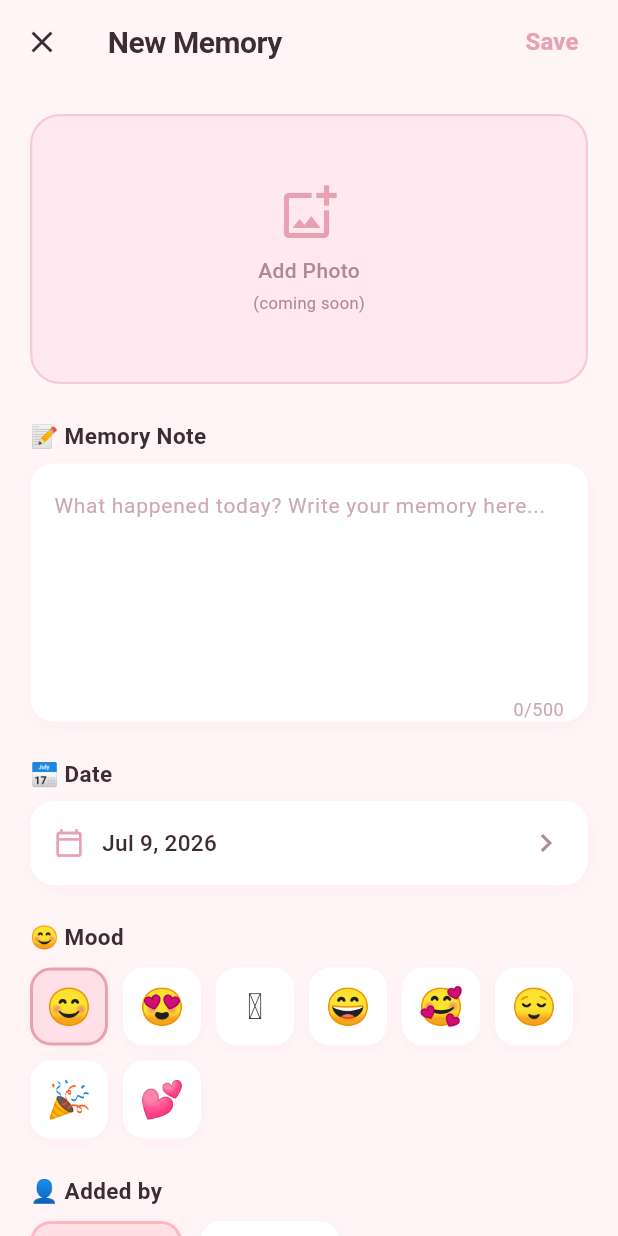
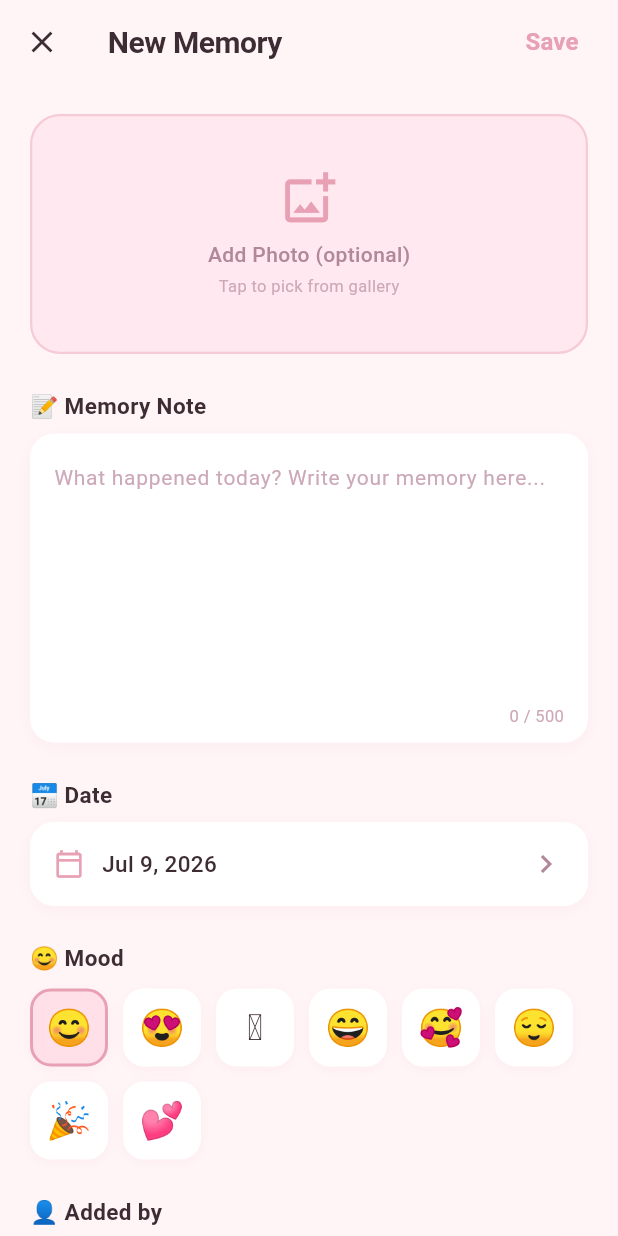
Before and after one commit to thetmyopaing4889-svg/entwined-memories-app, a Flutter app: the AddMemoryScreen screen opened directly, on a phone screen of 412 x 824 dp. Run offline on Flutter 3.47's test engine with Material 3 defaults, Android fonts, the phone set to English and light mode, and no system bars; our stand-ins replace image_picker, shared_preferences; accounts and stored records are empty.

Commit message:
Feature: image picker, custom name, char counter, UI polish
- Image: pick from gallery (image_picker ^1.1.2), show in card/detail
- Image: conditional display — no empty space when no image
- Added by: replace Mom/Dad toggle with free-text name field
- Name persists via SharedPreferences across sessions
- Note: 500-char limit with live XX/500 counter, improved line height
- Memory card: conditional image, darker added-by badge, height=1.75
- Detail sheet: same conditional image logic
- Workflow: add AndroidManifest.xml patch for image_picker permissions

```diff
--- a/lib/screens/add_memory_screen.dart
+++ b/lib/screens/add_memory_screen.dart
@@ -1,4 +1,6 @@
+import 'dart:io';
 import 'package:flutter/material.dart';
+import 'package:image_picker/image_picker.dart';
 import 'package:uuid/uuid.dart';
 import '../models/memory.dart';
 import '../services/memory_service.dart';
@@ -12,18 +14,65 @@ class AddMemoryScreen extends StatefulWidget {
 
 class _AddMemoryScreenState extends State<AddMemoryScreen> {
   final _noteController = TextEditingController();
+  final _nameController = TextEditingController();
   DateTime _selectedDate = DateTime.now();
   String _selectedMood = '😊';
-  String _selectedCreator = 'Mom';
+  String? _pickedImagePath;
   bool _isSaving = false;
+  int _noteLength = 0;
 
   static const _moods = ['😊', '😍', '🥹', '😄', '🥰', '😌', '🎉', '💕'];
-  static const _creators = ['Mom', 'Dad'];
+  static const int _maxNote = 500;
+
+  @override
+  void initState() {
+    super.initState();
+    _noteController.addListener(() {
+      setState(() => _noteLength = _noteController.text.length);
+    });
+    _loadSavedName();
+  }
+
+  Future<void> _loadSavedName() async {
+    final saved = await MemoryService.loadCreatorName();
+    if (saved.isNotEmpty && mounted) {
+      setState(() => _nameController.text = saved);
+    }
+  }
 
   @override
   void dispose() {
     _noteController.dispose();
+    _nameController.dispose();
     super.dispose();
+  }
+
+  Future<void> _pickImage() async {
+    try {
+      final picker = ImagePicker();
+      final picked = await picker.pickImage(
+        source: ImageSource.gallery,
+        imageQuality: 80,
+        maxWidth: 1200,
+      );
+      if (picked != null && mounted) {
+        setState(() => _pickedImagePath = picked.path);
+      }
+    } catch (e) {
+      if (mounted) {
+        ScaffoldMessenger.of(context).showSnackBar(
+          const SnackBar(
+            content: Text('Could not open gallery. Check app permissions.'),
+            backgroundColor: Color(0xFFE8A0B4),
+            behavior: SnackBarBehavior.floating,
+          ),
+        );
+      }
+    }
+  }
+
+  void _removeImage() {
+    setState(() => _pickedImagePath = null);
   }
 
   Future<void> _pickDate() async {
@@ -46,6 +95,8 @@ class _AddMemoryScreenState extends State<AddMemoryScreen> {
 
   Future<void> _saveMemory() async {
     final note = _noteController.text.trim();
+    final name = _nameController.text.trim();
+
     if (note.isEmpty) {
       ScaffoldMessenger.of(context).showSnackBar(
         const SnackBar(
@@ -56,21 +107,35 @@ class _AddMemoryScreenState extends State<AddMemoryScreen> {
       );
       return;
     }
+    if (name.isEmpty) {
+      ScaffoldMessenger.of(context).showSnackBar(
+        const SnackBar(
+          content: Text('Please enter your name (e.g. Mom or Dad).'),
+          backgroundColor: Color(0xFFE8A0B4),
+          behavior: SnackBarBehavior.floating,
+        ),
+      );
+      return;
+    }
 
     setState(() => _isSaving = true);
+
+    // Persist name for next time
+    await MemoryService.saveCreatorName(name);
 
     final memory = Memory(
       id: const Uuid().v4(),
       note: note,
       date: _selectedDate,
-      createdBy: _selectedCreator,
+      createdBy: name,
       mood: _selectedMood,
+      imageUrl: _pickedImagePath,
     );
 
     await MemoryService.addMemory(memory);
 
     if (mounted) {
-      Navigator.pop(context, memory); // return the saved memory
+      Navigator.pop(context, memory);
     }
   }
 
@@ -115,19 +180,68 @@ class _AddMemoryScreenState extends State<AddMemoryScreen> {
         child: Column(
           crossAxisAlignment: CrossAxisAlignment.start,
           children: [
-            // Image placeholder (Phase 3 will add real upload)
+            // ── Photo section ──────────────────────────────────────────────
+            if (_pickedImagePath != null) ...[
+              Stack(
+                children: [
+                  ClipRRect(
+                    borderRadius: BorderRadius.circular(20),
+                    child: Image.file(
+                      File(_pickedImagePath!),
+                      height: 200,
+                      width: double.infinity,
+                      fit: BoxFit.cover,
+                    ),
+                  ),
+                  Positioned(
+                    top: 8,
+                    right: 8,
+                    child: GestureDetector(
+                      onTap: _removeImage,
+                      child: Container(
+                        padding: const EdgeInsets.all(6),
+                        decoration: BoxDecoration(
+                          color: Colors.black.withOpacity(0.55),
+                          shape: BoxShape.circle,
+                        ),
+                        child: const Icon(Icons.close,
+                            color: Colors.white, size: 18),
+                      ),
+                    ),
+                  ),
+                  Positioned(
+                    bottom: 8,
+                    right: 8,
+                    child: GestureDetector(
+                      onTap: _pickImage,
+                      child: Container(
+                        padding: const EdgeInsets.symmetric(
+                            horizontal: 10, vertical: 6),
+                        decoration: BoxDecoration(
+                          color: Colors.black.withOpacity(0.55),
+                          borderRadius: BorderRadius.circular(10),
+                        ),
+                        child: const Row(
+                          mainAxisSize: MainAxisSize.min,
+                          children: [
+                            Icon(Icons.swap_horiz,
+                                color: Colors.white, size: 16),
+                            SizedBox(width: 4),
+                            Text('Change',
+                                style: TextStyle(
+                                    color: Colors.white, fontSize: 12)),
+                          ],
+                        ),
+                      ),
+                    ),
+                  ),
+                ],
+              ),
+            ] else ...[
               GestureDetector(
-              onTap: () {
-                ScaffoldMessenger.of(context).showSnackBar(
-                  const SnackBar(
-                    content: Text('Photo upload coming in Phase 3!'),
-                    backgroundColor: Color(0xFFE8A0B4),
-                    behavior: SnackBarBehavior.floating,
-                  ),
-                );
-              },
+                onTap: _pickImage,
                 child: Container(
-                height: 180,
+                  height: 160,
                   width: double.infinity,
                   decoration: BoxDecoration(
                     color: const Color(0xFFFFE8EF),
@@ -135,36 +249,37 @@ class _AddMemoryScreenState extends State<AddMemoryScreen> {
                     border: Border.all(
                       color: const Color(0xFFE8A0B4).withOpacity(0.4),
                       width: 1.5,
-                    style: BorderStyle.solid,
                     ),
                   ),
                   child: const Column(
                     mainAxisAlignment: MainAxisAlignment.center,
                     children: [
                       Icon(Icons.add_photo_alternate_outlined,
-                        size: 40, color: Color(0xFFE8A0B4)),
+                          size: 38, color: Color(0xFFE8A0B4)),
                       SizedBox(height: 8),
                       Text(
-                      'Add Photo',
+                        'Add Photo (optional)',
                         style: TextStyle(
                           color: Color(0xFFB0889A),
                           fontWeight: FontWeight.w500,
+                          fontSize: 14,
                         ),
                       ),
-                    SizedBox(height: 4),
+                      SizedBox(height: 3),
                       Text(
-                      '(coming soon)',
+                        'Tap to pick from gallery',
                         style: TextStyle(
-                          color: Color(0xFFB0889A), fontSize: 11),
+                            color: Color(0xFFCCA8B8), fontSize: 11),
                       ),
                     ],
                   ),
                 ),
               ),
+            ],
 
             const SizedBox(height: 24),
 
-            // Note input
+            // ── Note input ────────────────────────────────────────────────
             _SectionLabel(label: '📝 Memory Note'),
             const SizedBox(height: 8),
             Container(
@@ -179,23 +294,55 @@ class _AddMemoryScreenState extends State<AddMemoryScreen> {
                   ),
                 ],
               ),
-              child: TextField(
+              child: Column(
+                children: [
+                  TextField(
                     controller: _noteController,
-                maxLines: 5,
-                maxLength: 500,
+                    maxLines: 6,
+                    maxLength: _maxNote,
+                    buildCounter: (_, {required currentLength,
+                        required isFocused, maxLength}) =>
+                        null, // hide default counter
+                    style: const TextStyle(
+                      fontSize: 15,
+                      height: 1.7,
+                      color: Color(0xFF3D2C33),
+                    ),
                     decoration: const InputDecoration(
-                  hintText: 'What happened today? Write your memory here...',
-                  hintStyle: TextStyle(color: Color(0xFFCCA8B8), fontSize: 14),
+                      hintText:
+                          'What happened today? Write your memory here...',
+                      hintStyle:
+                          TextStyle(color: Color(0xFFCCA8B8), fontSize: 14),
                       border: InputBorder.none,
-                  contentPadding: EdgeInsets.all(16),
-                  counterStyle: TextStyle(color: Color(0xFFCCA8B8)),
+                      contentPadding: EdgeInsets.fromLTRB(16, 16, 16, 8),
                     ),
+                  ),
+                  // Custom character counter
+                  Padding(
+                    padding:
+                        const EdgeInsets.fromLTRB(16, 0, 16, 10),
+                    child: Row(
+                      mainAxisAlignment: MainAxisAlignment.end,
+                      children: [
+                        Text(
+                          '$_noteLength / $_maxNote',
+                          style: TextStyle(
+                            fontSize: 11,
+                            color: _noteLength > 450
+                                ? Colors.redAccent
+                                : const Color(0xFFCCA8B8),
+                          ),
+                        ),
+                      ],
+                    ),
+                  ),
+                ],
               ),
             ),
 
             const SizedBox(height: 24),
 
-            // Date picker
+            // ── Date picker ───────────────────────────────────────────────
             _SectionLabel(label: '📅 Date'),
             const SizedBox(height: 8),
             GestureDetector(
@@ -242,7 +389,7 @@ class _AddMemoryScreenState extends State<AddMemoryScreen> {
 
             const SizedBox(height: 24),
 
-            // Mood selector
+            // ── Mood selector ─────────────────────────────────────────────
             _SectionLabel(label: '😊 Mood'),
             const SizedBox(height: 10),
             Wrap(
@@ -257,9 +404,8 @@ class _AddMemoryScreenState extends State<AddMemoryScreen> {
                     width: 52,
                     height: 52,
                     decoration: BoxDecoration(
-                      color: selected
-                          ? const Color(0xFFFFE0E8)
-                          : Colors.white,
+                      color:
+                          selected ? const Color(0xFFFFE0E8) : Colors.white,
                       borderRadius: BorderRadius.circular(14),
                       border: Border.all(
                         color: selected
@@ -286,74 +432,56 @@ class _AddMemoryScreenState extends State<AddMemoryScreen> {
 
             const SizedBox(height: 24),
 
-            // Created by
+            // ── Added by (custom name) ────────────────────────────────────
             _SectionLabel(label: '👤 Added by'),
-            const SizedBox(height: 10),
-            Row(
-              children: _creators.map((creator) {
-                final selected = _selectedCreator == creator;
-                final color = creator == 'Mom'
-                    ? const Color(0xFFFFB6C1)
-                    : const Color(0xFFB4C9E8);
-                return Padding(
-                  padding: const EdgeInsets.only(right: 12),
-                  child: GestureDetector(
-                    onTap: () =>
-                        setState(() => _selectedCreator = creator),
-                    child: AnimatedContainer(
-                      duration: const Duration(milliseconds: 150),
-                      padding: const EdgeInsets.symmetric(
-                          horizontal: 20, vertical: 12),
+            const SizedBox(height: 8),
+            Container(
               decoration: BoxDecoration(
-                        color: selected
-                            ? color.withOpacity(0.25)
-                            : Colors.white,
-                        borderRadius: BorderRadius.circular(14),
-                        border: Border.all(
-                          color: selected ? color : Colors.transparent,
-                          width: 2,
-                        ),
+                color: Colors.white,
+                borderRadius: BorderRadius.circular(16),
                 boxShadow: [
                   BoxShadow(
-                            color: color.withOpacity(0.15),
-                            blurRadius: 8,
-                            offset: const Offset(0, 2),
+                    color: const Color(0xFFE8A0B4).withOpacity(0.1),
+                    blurRadius: 12,
+                    offset: const Offset(0, 3),
                   ),
                 ],
               ),
-                      child: Row(
-                        children: [
-                          Icon(
-                            creator == 'Mom'
-                                ? Icons.favorite
-                                : Icons.sports_soccer,
-                            size: 16,
-                            color: color,
+              child: TextField(
+                controller: _nameController,
+                maxLength: 30,
+                buildCounter: (_, {required currentLength,
+                    required isFocused, maxLength}) =>
+                    null,
+                style: const TextStyle(
+                  fontSize: 15,
+                  color: Color(0xFF3D2C33),
+                  fontWeight: FontWeight.w500,
                 ),
-                          const SizedBox(width: 6),
-                          Text(
-                            creator,
-                            style: TextStyle(
-                              color: selected
-                                  ? const Color(0xFF3D2C33)
-                                  : const Color(0xFFB0889A),
-                              fontWeight: selected
-                                  ? FontWeight.w700
-                                  : FontWeight.w500,
-                              fontSize: 15,
-                            ),
-                          ),
-                        ],
+                decoration: const InputDecoration(
+                  hintText: 'e.g. Mom, Dad, Grandma...',
+                  hintStyle:
+                      TextStyle(color: Color(0xFFCCA8B8), fontSize: 14),
+                  prefixIcon: Icon(Icons.person_outline,
+                      color: Color(0xFFE8A0B4), size: 20),
+                  border: InputBorder.none,
+                  contentPadding:
+                      EdgeInsets.symmetric(horizontal: 16, vertical: 16),
                 ),
               ),
             ),
-                );
-              }).toList(),
+            const SizedBox(height: 6),
+            const Padding(
+              padding: EdgeInsets.only(left: 4),
+              child: Text(
+                'Your name is saved automatically for next time',
+                style: TextStyle(fontSize: 11, color: Color(0xFFCCA8B8)),
+              ),
             ),
 
             const SizedBox(height: 40),
 
-            // Save button
+            // ── Save button ───────────────────────────────────────────────
             SizedBox(
               width: double.infinity,
               height: 56,
--- a/lib/services/memory_service.dart
+++ b/lib/services/memory_service.dart
@@ -3,6 +3,7 @@ import '../models/memory.dart';
 
 class MemoryService {
   static const String _storageKey = 'entwined_memories';
+  static const String _creatorNameKey = 'entwined_creator_name';
 
   /// Load all memories from local storage, sorted newest first
   static Future<List<Memory>> loadMemories() async {
@@ -46,6 +47,18 @@ class MemoryService {
     await prefs.setString(_storageKey, Memory.listToJson(list));
   }
 
+  /// Load the saved creator name (returns empty string if not set)
+  static Future<String> loadCreatorName() async {
+    final prefs = await SharedPreferences.getInstance();
+    return prefs.getString(_creatorNameKey) ?? '';
+  }
+
+  /// Save creator name so it persists across sessions
+  static Future<void> saveCreatorName(String name) async {
+    final prefs = await SharedPreferences.getInstance();
+    await prefs.setString(_creatorNameKey, name);
+  }
+
   /// Clear all memories (for testing)
   static Future<void> clearAll() async {
     final prefs = await SharedPreferences.getInstance();
--- a/pubspec.yaml
+++ b/pubspec.yaml
@@ -12,6 +12,7 @@ dependencies:
   cupertino_icons: ^1.0.6
   shared_preferences: ^2.3.2
   uuid: ^4.4.0
+  image_picker: ^1.1.2
 
 dev_dependencies:
   flutter_test:
```
Also changed, not shown: lib/screens/home_screen.dart (+35 -26 lines), lib/widgets/memory_card.dart (+22 -29 lines), 1 other file. Lines whose indentation alone changed are shown as unchanged.
